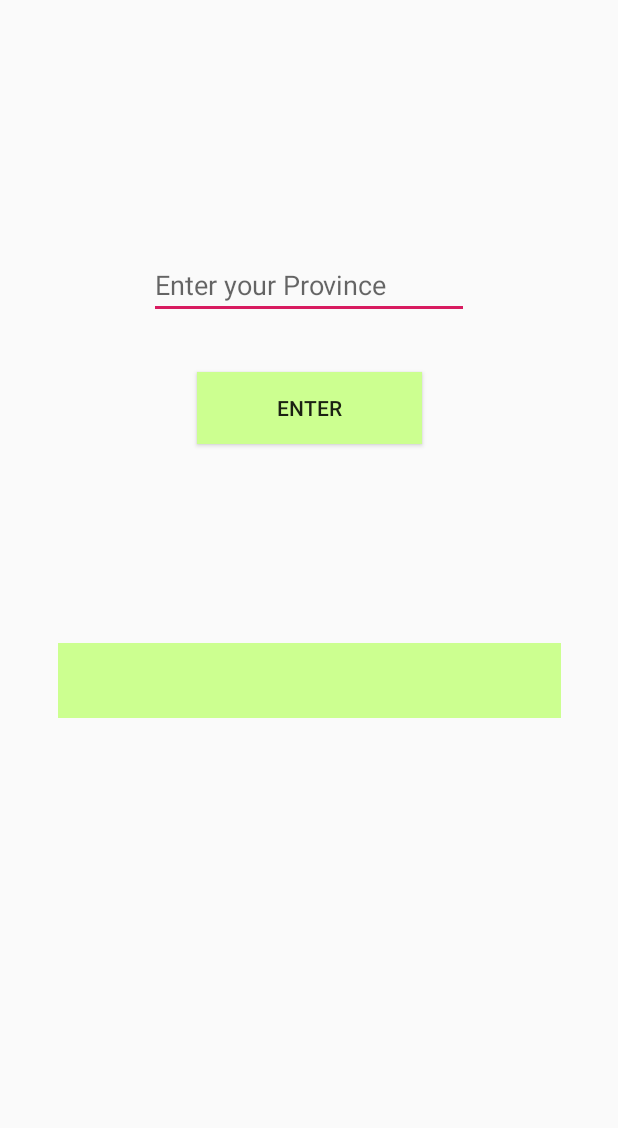
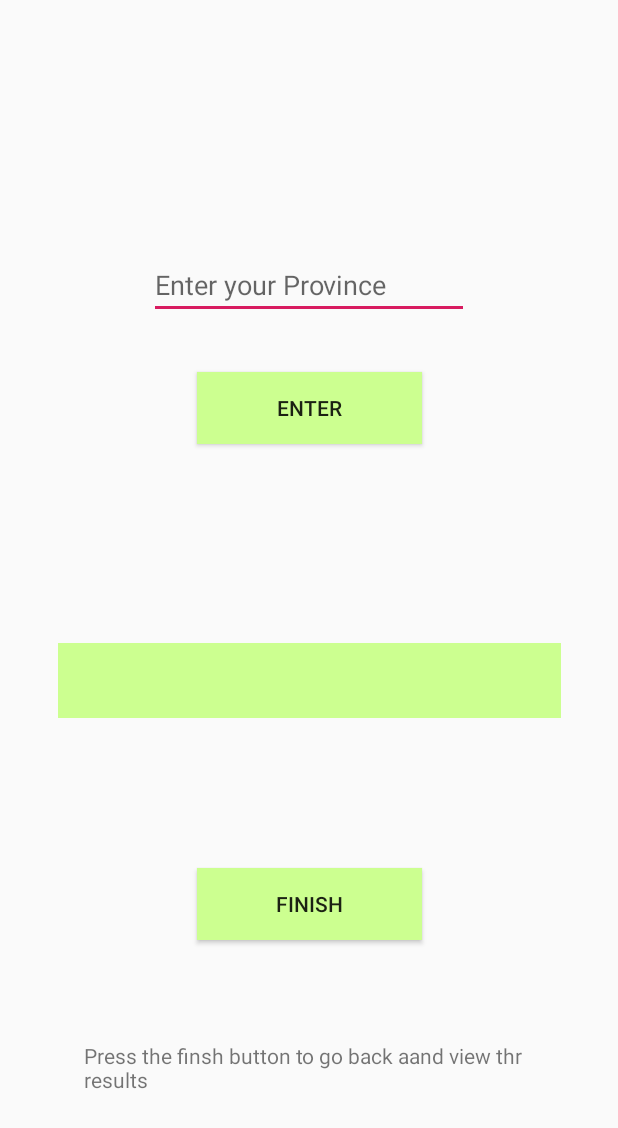
Before and after one commit to harrythomas1998/FYP, an Android app: the FindSoilType screen opened directly, with no data from a screen before it, on a phone screen of 412 x 824 dp. Shown: the top 1128 px of the screen. Run offline under Robolectric (Android 15) with nearby library versions, the phone set to English and light mode, and no system bars.

Commit message:
27/1/2020- Finished finding users soil type

```diff
--- a/app/src/main/res/layout/activity_find_soil_type.xml
+++ b/app/src/main/res/layout/activity_find_soil_type.xml
@@ -50,4 +50,33 @@
         app:layout_constraintEnd_toEndOf="parent"
         app:layout_constraintStart_toStartOf="parent"
         app:layout_constraintTop_toBottomOf="@+id/provName" />
+
+    <Button
+        android:id="@+id/button2"
+        android:layout_width="150dp"
+        android:layout_height="wrap_content"
+        android:layout_marginStart="100dp"
+        android:layout_marginTop="80dp"
+        android:layout_marginEnd="100dp"
+        android:layout_marginBottom="178dp"
+        android:background="#CCFF90"
+        android:text="Finish"
+        app:layout_constraintBottom_toBottomOf="parent"
+        app:layout_constraintEnd_toEndOf="parent"
+        app:layout_constraintStart_toStartOf="parent"
+        app:layout_constraintTop_toBottomOf="@+id/spinner" />
+
+    <TextView
+        android:id="@+id/textView6"
+        android:layout_width="300dp"
+        android:layout_height="wrap_content"
+        android:layout_marginStart="50dp"
+        android:layout_marginTop="57dp"
+        android:layout_marginEnd="50dp"
+        android:layout_marginBottom="85dp"
+        android:text="Press the finsh button to go back aand view thr results"
+        app:layout_constraintBottom_toBottomOf="parent"
+        app:layout_constraintEnd_toEndOf="parent"
+        app:layout_constraintStart_toStartOf="parent"
+        app:layout_constraintTop_toBottomOf="@+id/button2" />
 </androidx.constraintlayout.widget.ConstraintLayout>
```
Also changed, not shown: app/src/main/java/com/example/fyp/FindSoilType.java (+67 -2 lines), app/src/main/java/com/example/fyp/SoilActivity.java (+8 -0 lines).
